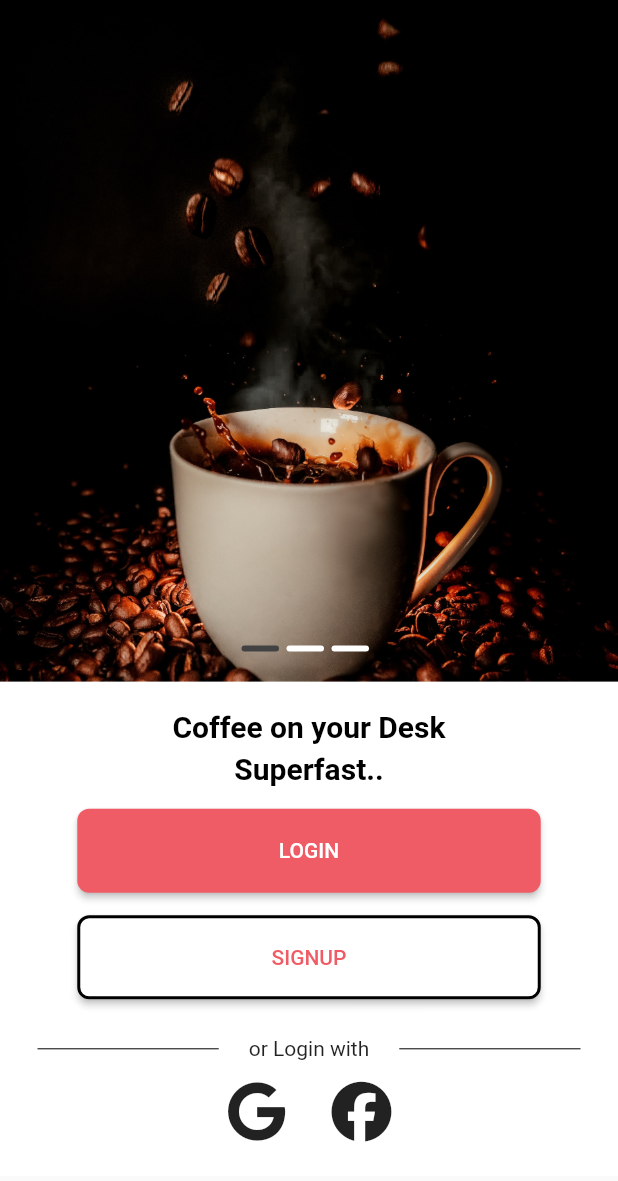
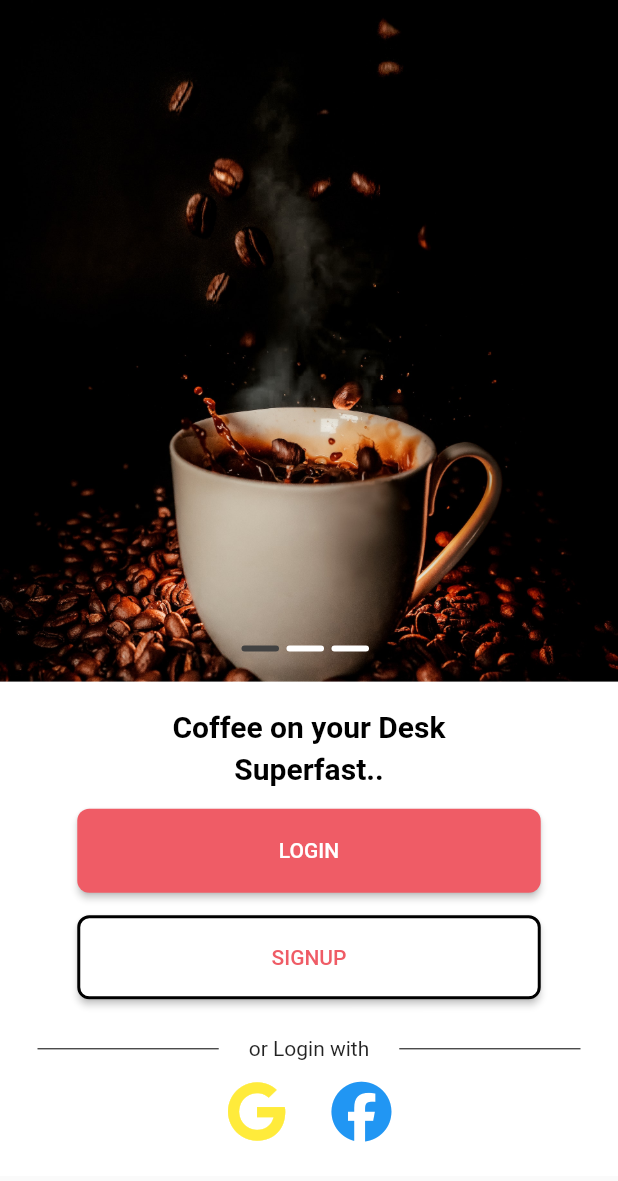
Before and after one commit to Giniatsu/flutter_third_activity, a Flutter app: the screen it shows after launch, on a phone screen of 412 x 824 dp. Shown: the top 1181 px of the screen. Run offline on Flutter 3.47's test engine with Material 2 defaults, Android fonts, the phone set to English and light mode, and no system bars; our stand-ins replace font_awesome_flutter.

Commit message:
Icon color changes

```diff
--- a/lib/screens/login.dart
+++ b/lib/screens/login.dart
@@ -206,6 +206,7 @@ class _LoginScreenState extends State<LoginScreen> {
             IconButton(
                 onPressed: () {},
                 iconSize: 40,
+                color: Colors.yellow,
                 padding: EdgeInsets.symmetric(horizontal: 15),
                 icon: FaIcon(
                   FontAwesomeIcons.google,
@@ -213,6 +214,7 @@ class _LoginScreenState extends State<LoginScreen> {
             IconButton(
                 onPressed: () {},
                 iconSize: 40,
+                color: Colors.blue,
                 padding: EdgeInsets.symmetric(horizontal: 15),
                 icon: FaIcon(
                   FontAwesomeIcons.facebook,
```
